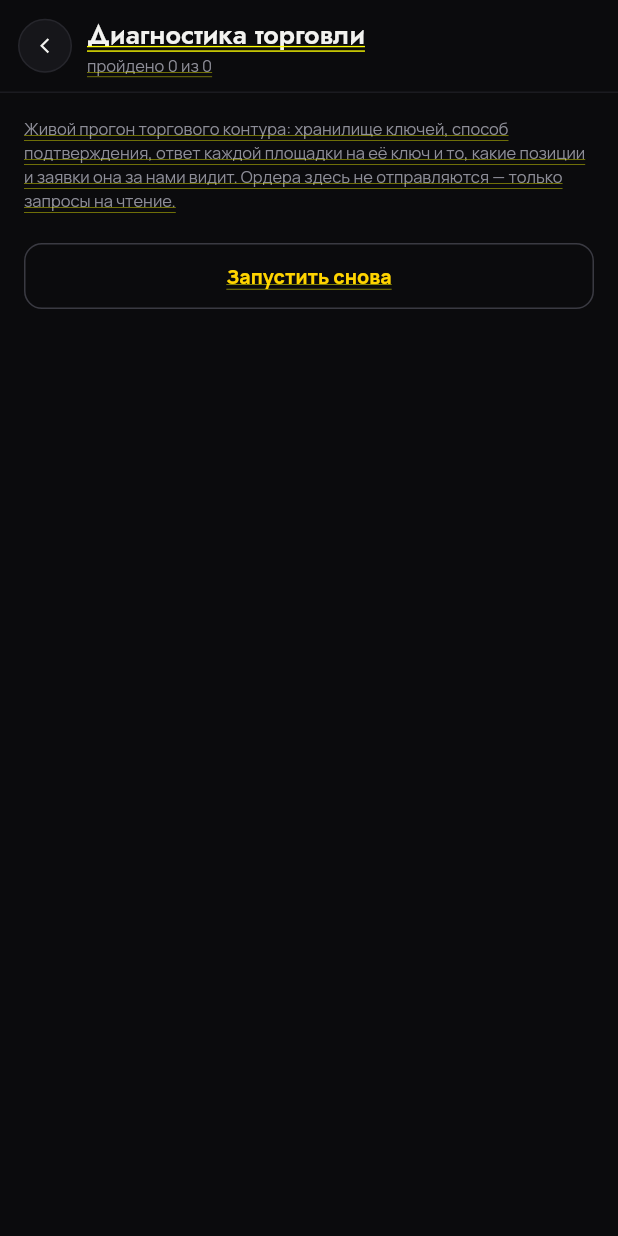
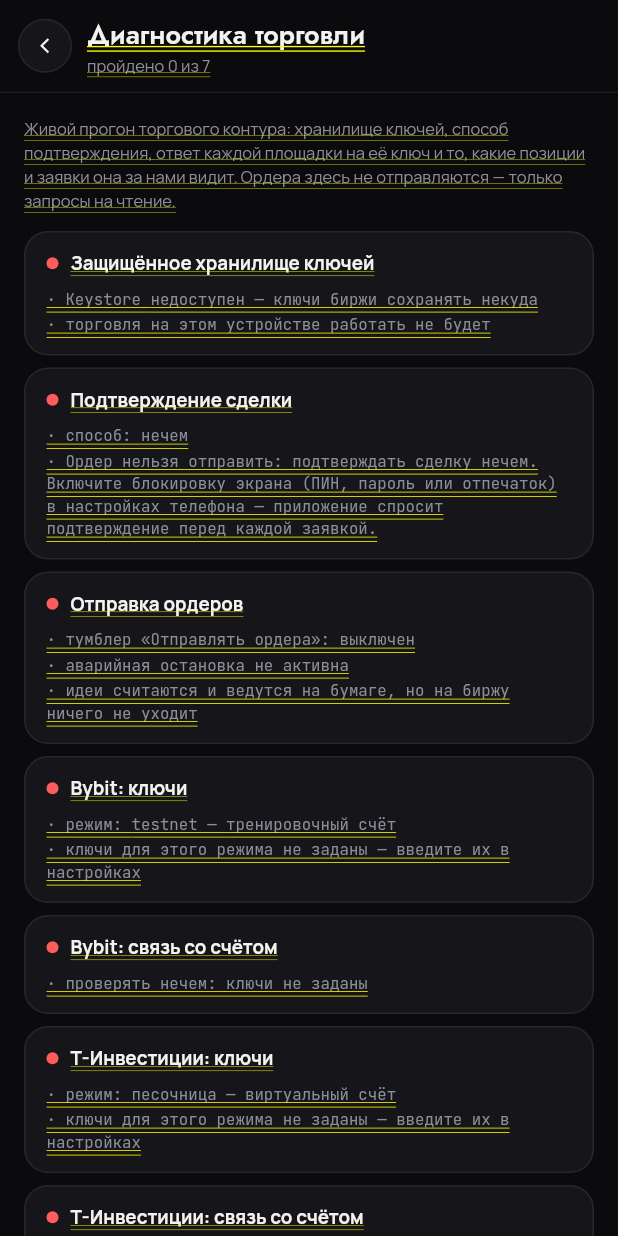
Before and after one commit to compas-psy/signalAI-mobileApp, a Flutter app: the screen it shows after launch, item 4 of the bottom bar chosen, scrolled down 576 dp, after a tap on "Диагностика торговли", on a phone screen of 412 x 824 dp. Run offline on Flutter 3.47's test engine with Material 3 defaults, Android fonts, the phone set to English and light mode, and no system bars; network calls fail.

Commit message:
Диагностика торговли открывается, отказ ключа Bybit доказывается
«Пройдено 0 из 0» — экран падал до первой проверки: он искал контроллер
через AppScope, а AppScope в дереве стоит под навигатором, и из маршрута,
открытого поверх, его не видно. Контур теперь передаётся с места, где он
виден, а любой сбой прогона показывается карточкой, а не пустотой.

Свежий ключ Bybit, отвергнутый с 401, больше не оставляет простор для
догадок. У Bybit testnet и основная площадка — разные сайты с разными
ключами, и это самая частая причина. Приложение не спорит словами: при
отказе в авторизации оно пробует тот же ключ на противоположной площадке
(запрос только на чтение баланса) и пишет факт — «ключ от основного
bybit.com, а режим testnet» либо «не принят нигде: просрочен, отозван или
ограничен по IP». Местный сбой — нет сети, нечем подписать — пробу не
запускает: вывод «нигде» из него был бы ложью. Шит ввода ключей теперь
прямо говорит, на каком сайте создаётся ключ для выбранного режима.

Co-Authored-By: Claude Opus 5 <noreply@anthropic.com>
Claude-Session: https://claude.ai/code/session_01UPp3gCuVo3LLjH2jr5YaGn

```diff
--- a/lib/ui/screens/settings_screen.dart
+++ b/lib/ui/screens/settings_screen.dart
@@ -409,14 +409,20 @@ class _TradingCard extends StatelessWidget {
           // Состояние выше — словами приложения. Здесь его можно проверить
           // словами биржи: что она отвечает на наш ключ и что видит на счёте.
           Pressable(
-            onTap: () => Navigator.of(context).push(
-              PageRouteBuilder<void>(
-                pageBuilder: (context, animation, secondary) =>
-                    const TradingDiagnosticsScreen(),
-                transitionsBuilder: (context, animation, secondary, child) =>
-                    FadeTransition(opacity: animation, child: child),
-              ),
-            ),
+            onTap: () {
+              // Контур берётся здесь, пока AppScope ещё виден: новый маршрут
+              // встаёт выше него в дереве, и оттуда контроллера не достать.
+              final desk = controller.tradingDesk;
+              if (desk == null) return;
+              Navigator.of(context).push(
+                PageRouteBuilder<void>(
+                  pageBuilder: (context, animation, secondary) =>
+                      TradingDiagnosticsScreen(desk: desk),
+                  transitionsBuilder: (context, animation, secondary, child) =>
+                      FadeTransition(opacity: animation, child: child),
+                ),
+              );
+            },
             child: Container(
               padding: const EdgeInsets.symmetric(vertical: 10),
               decoration: BoxDecoration(
--- a/lib/ui/screens/trading_diagnostics_screen.dart
+++ b/lib/ui/screens/trading_diagnostics_screen.dart
@@ -1,7 +1,7 @@
 import 'package:flutter/widgets.dart';
 
+import '../../data/repository.dart';
 import '../../domain/broker/trading_diagnostics.dart';
-import '../../state/app_scope.dart';
 import '../../theme/tokens.dart';
 import '../../theme/typography.dart';
 import '../widgets/common.dart';
@@ -13,8 +13,15 @@ import '../widgets/vector_icon.dart';
 /// «ГОТОВ». Этот экран показывает состояние словами биржи: принят ли ключ,
 /// что ответил счёт, какие позиции она за нами видит. Разница между этими
 /// двумя картинами и есть то, из-за чего терминалу перестают доверять.
+///
+/// Контур приходит параметром, а не ищется по дереву: экран открывается
+/// отдельным маршрутом поверх приложения, и `AppScope` оттуда не виден —
+/// поиск по дереву молча ронял диагностику до первой проверки, оставляя
+/// на экране «пройдено 0 из 0».
 class TradingDiagnosticsScreen extends StatefulWidget {
-  const TradingDiagnosticsScreen({super.key});
+  const TradingDiagnosticsScreen({super.key, required this.desk});
+
+  final TradingDesk desk;
 
   @override
   State<TradingDiagnosticsScreen> createState() => _TradingDiagnosticsScreenState();
@@ -27,22 +34,30 @@ class _TradingDiagnosticsScreenState extends State<TradingDiagnosticsScreen> {
   @override
   void initState() {
     super.initState();
-    WidgetsBinding.instance.addPostFrameCallback((_) => _run());
+    _run();
   }
 
   Future<void> _run() async {
     if (_running) return;
-    final desk = AppScope.read(context).tradingDesk;
-    if (desk == null) return;
     setState(() {
       _running = true;
       _results.clear();
     });
-    // Проверки приходят потоком: обращение к бирже занимает секунды, и
-    // держать экран пустым, пока идут все, незачем.
-    await for (final check in desk.diagnoseTrading()) {
+    try {
+      // Проверки приходят потоком: обращение к бирже занимает секунды, и
+      // держать экран пустым, пока идут все, незачем.
+      await for (final check in widget.desk.diagnoseTrading()) {
+        if (!mounted) return;
+        setState(() => _results.add(check));
+      }
+    } on Object catch (e) {
+      // Любой сбой — это тоже результат: пустой экран без объяснения хуже.
       if (!mounted) return;
-      setState(() => _results.add(check));
+      setState(() => _results.add(TradingCheck(
+            name: 'Диагностика прервалась',
+            ok: false,
+            details: ['ошибка: $e'],
+          )));
     }
     if (mounted) setState(() => _running = false);
   }
--- a/lib/ui/widgets/broker_keys_sheet.dart
+++ b/lib/ui/widgets/broker_keys_sheet.dart
@@ -104,6 +104,20 @@ class _BrokerKeysSheetState extends State<_BrokerKeysSheet> {
                       'ошибиться безопасно.',
               style: T.body(11.5, color: live ? C.red : C.muted, height: 1.4),
             ),
+            if (!tinvest) ...[
+              const SizedBox(height: 6),
+              Text(
+                // Самая частая причина «свежий ключ не принимается»: у Bybit
+                // testnet и основная площадка — разные сайты с разными ключами.
+                live
+                    ? 'Ключ создаётся на bybit.com → API. Ключ с testnet.bybit.com '
+                        'сюда не подойдёт.'
+                    : 'Ключ создаётся на testnet.bybit.com → API. Ключ с основного '
+                        'bybit.com сюда не подойдёт — это разные площадки с '
+                        'разными ключами.',
+                style: T.body(10.5, color: C.accent, height: 1.4),
+              ),
+            ],
             const SizedBox(height: 14),
             if (tinvest)
               _Field(label: 'Токен Invest API', controller: _key, obscure: true)
```
Also changed, not shown: lib/data/local_analysis_repository.dart (+60 -3 lines), 1 other file.
